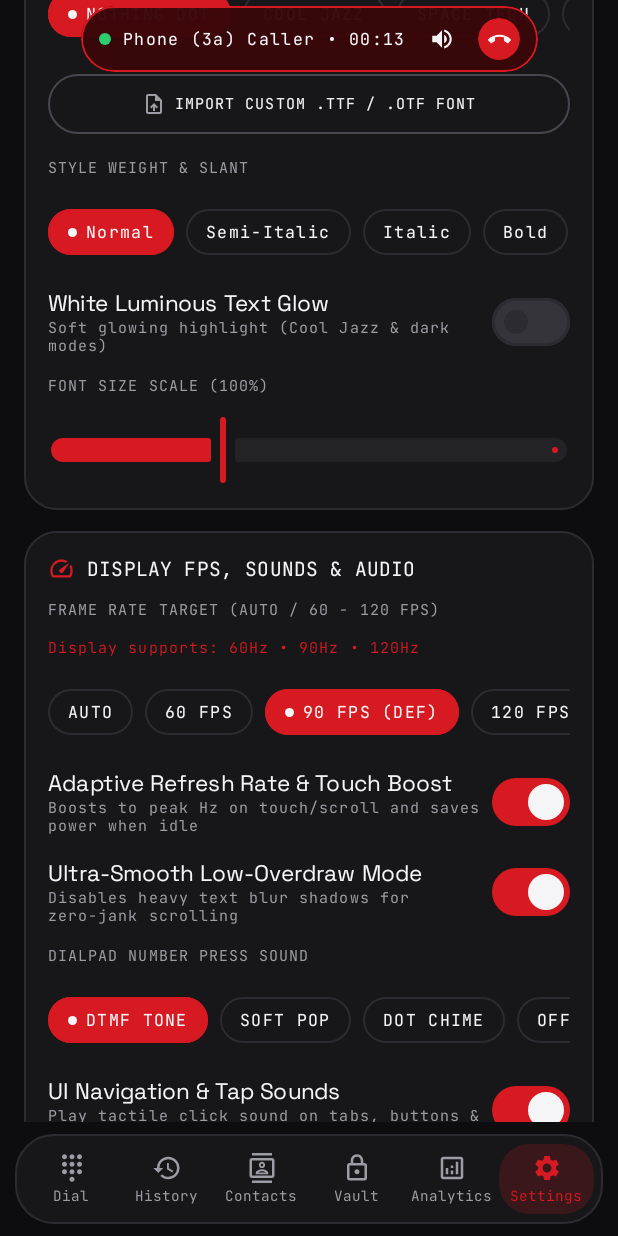
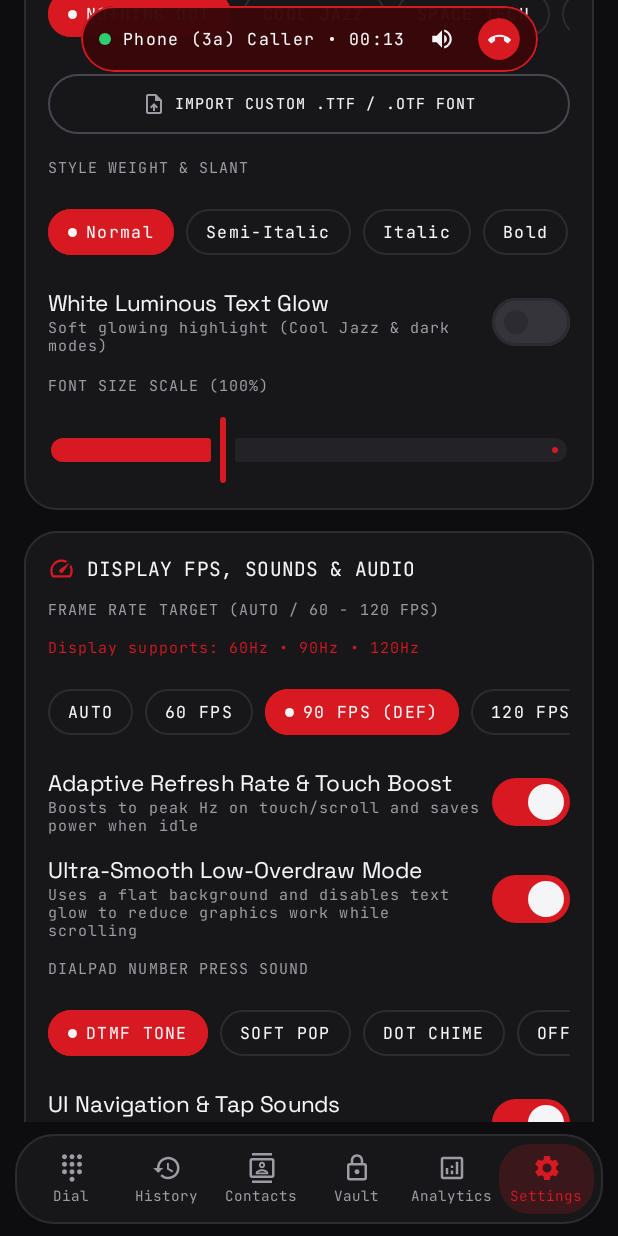
Before and after one commit to Ajking420/Dot-Dial, an Android app built with Jetpack Compose: the SettingsScreen screen opened through its navigation route, scrolled down 1046 dp, on a phone screen of 412 x 824 dp. Run offline under Robolectric (Android 15) with nearby library versions, the phone set to English and light mode, and no system bars; our stand-ins replace Room's generated code; pictures from the network do not load; 1 statement that could not run was skipped.

Commit message:
Clarify ultra-smooth mode graphics trade-off

```diff
--- a/app/src/main/java/com/example/ui/screens/SettingsCustomizeCards.kt
+++ b/app/src/main/java/com/example/ui/screens/SettingsCustomizeCards.kt
@@ -494,7 +494,7 @@ fun DisplayAndAudioSettingsCard(
 
             SettingsSwitchRow(
                 title = "Ultra-Smooth Low-Overdraw Mode",
-                subtitle = "Disables heavy text blur shadows for zero-jank scrolling",
+                subtitle = "Uses a flat background and disables text glow to reduce graphics work while scrolling",
                 checked = settings.ultraSmoothMode,
                 onCheckedChange = onSetUltraSmoothMode,
                 testTag = "ultra_smooth_switch"
```
